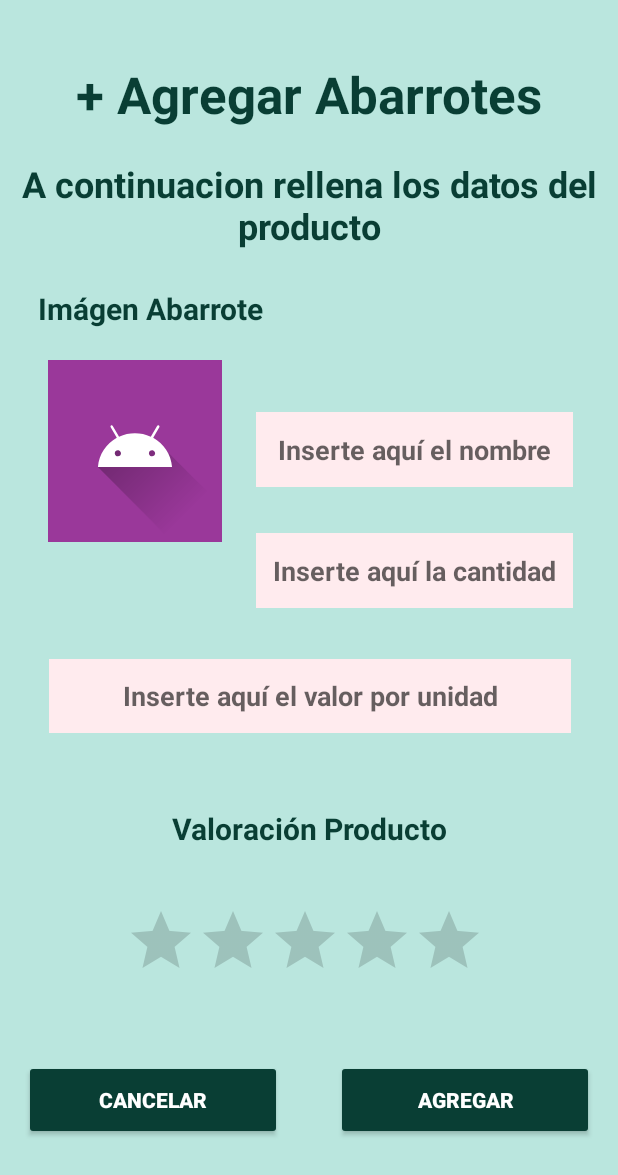
After one commit to AVP-ST/Bazar_santotomas, an Android app: the layout activity_add_abarrotes.xml on its own in the app's theme, with its tools: preview values and no code run, on a phone screen of 412 x 824 dp. The commit adds this screen. Shown: the top 1175 px of the screen. Run offline under Robolectric (Android 15) with nearby library versions, the phone set to English and light mode, and no system bars.

Commit message:
v1.3 app bazar new product images included and product add view

```diff
--- a/app/src/main/AndroidManifest.xml
+++ b/app/src/main/AndroidManifest.xml
@@ -22,7 +22,6 @@
         </activity>
 
         <activity android:name=".Acceder">
-
         </activity>
 
     </application>
--- /dev/null
+++ b/app/src/main/res/layout/activity_add_abarrotes.xml
@@ -0,0 +1,172 @@
+<?xml version="1.0" encoding="utf-8"?>
+<android.support.constraint.ConstraintLayout xmlns:android="http://schemas.android.com/apk/res/android"
+    xmlns:app="http://schemas.android.com/apk/res-auto"
+    xmlns:tools="http://schemas.android.com/tools"
+    android:layout_width="match_parent"
+    android:layout_height="match_parent"
+    android:background="@color/p_color_2">
+
+    <EditText
+        android:id="@+id/editTextTextPersonName4"
+        android:layout_width="348dp"
+        android:layout_height="49dp"
+        android:background="#FFEBEE"
+        android:ems="10"
+        android:hint="Inserte aquí el valor por unidad"
+        android:inputType="textPersonName"
+        android:textAlignment="center"
+        android:textStyle="bold"
+        app:layout_constraintBottom_toBottomOf="parent"
+        app:layout_constraintEnd_toEndOf="parent"
+        app:layout_constraintHorizontal_bias="0.507"
+        app:layout_constraintStart_toStartOf="parent"
+        app:layout_constraintTop_toTopOf="parent"
+        app:layout_constraintVertical_bias="0.567" />
+
+    <TextView
+        android:id="@+id/textView"
+        android:layout_width="wrap_content"
+        android:layout_height="wrap_content"
+        android:text="+ Agregar Abarrotes"
+        android:textColor="@color/p_color_1"
+        android:textSize="34sp"
+        android:textStyle="bold"
+        app:layout_constraintBottom_toBottomOf="parent"
+        app:layout_constraintEnd_toEndOf="parent"
+        app:layout_constraintHorizontal_bias="0.497"
+        app:layout_constraintStart_toStartOf="parent"
+        app:layout_constraintTop_toTopOf="parent"
+        app:layout_constraintVertical_bias="0.051" />
+
+    <TextView
+        android:id="@+id/textView7"
+        android:layout_width="wrap_content"
+        android:layout_height="wrap_content"
+        android:text="A continuacion rellena los datos del producto"
+        android:textAlignment="center"
+        android:textColor="@color/p_color_1"
+        android:textSize="24sp"
+        android:textStyle="bold"
+        app:layout_constraintBottom_toBottomOf="parent"
+        app:layout_constraintEnd_toEndOf="parent"
+        app:layout_constraintHorizontal_bias="0.497"
+        app:layout_constraintStart_toStartOf="parent"
+        app:layout_constraintTop_toTopOf="parent"
+        app:layout_constraintVertical_bias="0.139" />
+
+    <Button
+        android:id="@+id/button"
+        android:layout_width="172dp"
+        android:layout_height="53dp"
+        android:backgroundTint="@color/p_color_1"
+        android:text="cancelar"
+        android:textColor="#FFFFFF"
+        android:textStyle="bold"
+        app:layout_constraintBottom_toBottomOf="parent"
+        app:layout_constraintEnd_toEndOf="parent"
+        app:layout_constraintHorizontal_bias="0.066"
+        app:layout_constraintStart_toStartOf="parent"
+        app:layout_constraintTop_toTopOf="parent"
+        app:layout_constraintVertical_bias="0.917" />
+
+    <Button
+        android:id="@+id/button4"
+        android:layout_width="172dp"
+        android:layout_height="53dp"
+        android:backgroundTint="@color/p_color_1"
+        android:text="Agregar"
+        android:textColor="#FFFFFF"
+        android:textStyle="bold"
+        app:layout_constraintBottom_toBottomOf="parent"
+        app:layout_constraintEnd_toEndOf="parent"
+        app:layout_constraintHorizontal_bias="0.933"
+        app:layout_constraintStart_toStartOf="parent"
+        app:layout_constraintTop_toTopOf="parent"
+        app:layout_constraintVertical_bias="0.917" />
+
+    <TextView
+        android:id="@+id/textView3"
+        android:layout_width="wrap_content"
+        android:layout_height="wrap_content"
+        android:layout_marginTop="192dp"
+        android:text="Imágen Abarrote"
+        android:textColor="@color/p_color_1"
+        android:textSize="20sp"
+        android:textStyle="bold"
+        app:layout_constraintEnd_toEndOf="parent"
+        app:layout_constraintHorizontal_bias="0.096"
+        app:layout_constraintStart_toStartOf="parent"
+        app:layout_constraintTop_toTopOf="parent" />
+
+    <ImageView
+        android:id="@+id/imageView"
+        android:layout_width="116dp"
+        android:layout_height="121dp"
+        android:layout_marginStart="32dp"
+        android:layout_marginTop="240dp"
+        android:background="#9A389A"
+        app:layout_constraintStart_toStartOf="parent"
+        app:layout_constraintTop_toTopOf="parent"
+        app:srcCompat="@drawable/ic_launcher_foreground" />
+
+    <TextView
+        android:id="@+id/textView8"
+        android:layout_width="wrap_content"
+        android:layout_height="wrap_content"
+        android:text="Valoración Producto"
+        android:textColor="@color/p_color_1"
+        android:textSize="20sp"
+        android:textStyle="bold"
+        app:layout_constraintBottom_toBottomOf="parent"
+        app:layout_constraintEnd_toEndOf="parent"
+        app:layout_constraintStart_toStartOf="parent"
+        app:layout_constraintTop_toTopOf="parent"
+        app:layout_constraintVertical_bias="0.676" />
+
+    <RatingBar
+        android:id="@+id/ratingBar"
+        android:layout_width="wrap_content"
+        android:layout_height="wrap_content"
+        android:progressTint="#9A389A"
+        app:layout_constraintBottom_toBottomOf="parent"
+        app:layout_constraintEnd_toEndOf="parent"
+        app:layout_constraintHorizontal_bias="0.485"
+        app:layout_constraintStart_toStartOf="parent"
+        app:layout_constraintTop_toTopOf="parent"
+        app:layout_constraintVertical_bias="0.787" />
+
+    <EditText
+        android:id="@+id/editTextTextPersonName2"
+        android:layout_width="211dp"
+        android:layout_height="50dp"
+        android:background="#FFEBEE"
+        android:ems="10"
+        android:hint="Inserte aquí el nombre"
+        android:inputType="textPersonName"
+        android:textAlignment="center"
+        android:textStyle="bold"
+        app:layout_constraintBottom_toBottomOf="parent"
+        app:layout_constraintEnd_toEndOf="parent"
+        app:layout_constraintHorizontal_bias="0.85"
+        app:layout_constraintStart_toStartOf="parent"
+        app:layout_constraintTop_toTopOf="parent"
+        app:layout_constraintVertical_bias="0.355" />
+
+    <EditText
+        android:id="@+id/editTextTextPersonName3"
+        android:layout_width="211dp"
+        android:layout_height="50dp"
+        android:background="#FFEBEE"
+        android:ems="10"
+        android:hint="Inserte aquí la cantidad"
+        android:inputType="textPersonName"
+        android:textAlignment="center"
+        android:textStyle="bold"
+        app:layout_constraintBottom_toBottomOf="parent"
+        app:layout_constraintEnd_toEndOf="parent"
+        app:layout_constraintHorizontal_bias="0.85"
+        app:layout_constraintStart_toStartOf="parent"
+        app:layout_constraintTop_toTopOf="parent"
+        app:layout_constraintVertical_bias="0.459" />
+
+</android.support.constraint.ConstraintLayout>
```
Also changed, not shown: app/src/main/res/layout/activity_acceder.xml (+7 -6 lines), app/src/main/res/layout/activity_add_bebestibles.xml (added, +173 -0 lines), app/src/main/res/layout/activity_add_frutas.xml (added, +171 -0 lines), app/src/main/res/layout/activity_add_verduras.xml (added, +172 -0 lines), app/src/main/res/drawable/imagen_inventario_bebida.png (added), app/src/main/res/drawable/imagen_inventario_lechuga.png (added), app/src/main/res/drawable/imagen_inventario_pan.png (added), 1 other file.
